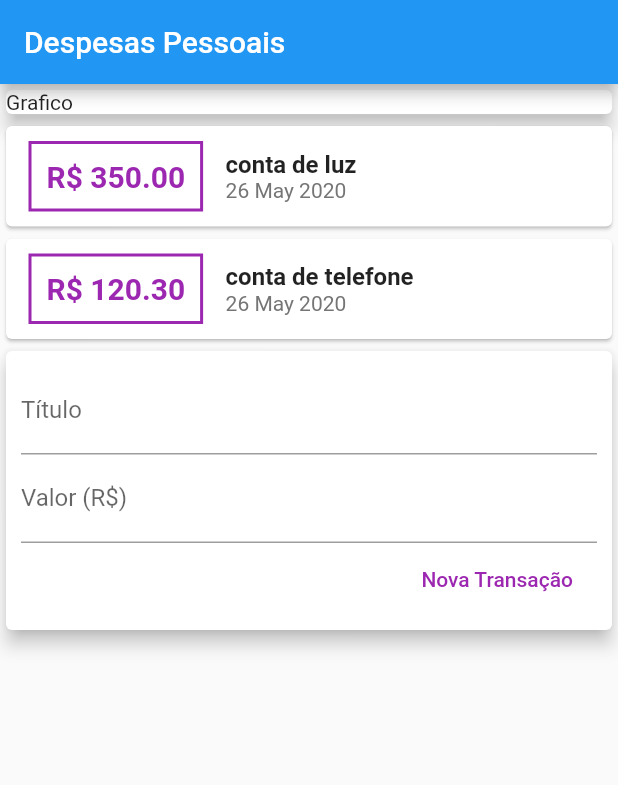
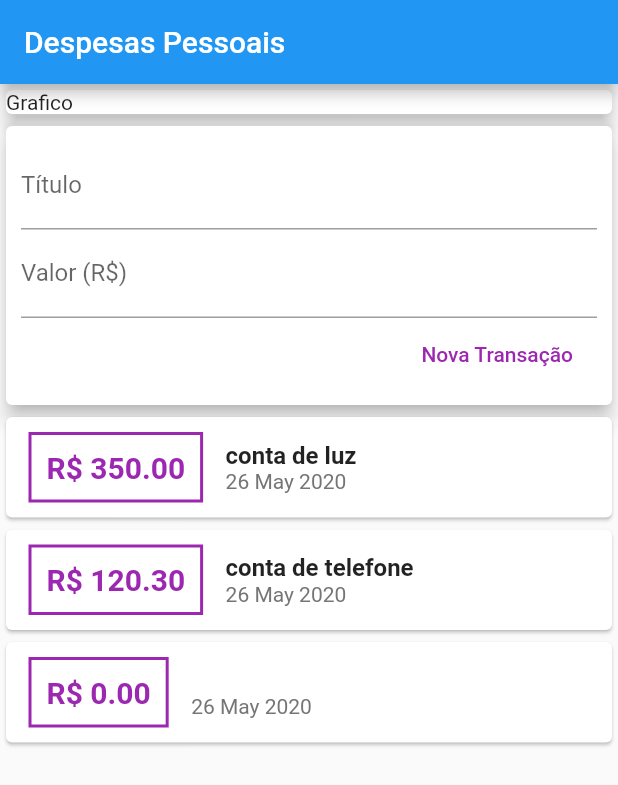
Before and after one commit to Jhonatan-Pereira/flutter_expenses, a Flutter app: the screen it shows after launch, after a tap on "Nova Transação", on a phone screen of 412 x 824 dp. Shown: the top 785 px of the screen. Run offline on Flutter 3.47's test engine with Material 2 defaults, Android fonts, the phone set to English and light mode, and no system bars.

Commit message:
ListView

```diff
--- a/lib/components/transaction_form.dart
+++ b/lib/components/transaction_form.dart
@@ -3,6 +3,10 @@ import 'package:flutter/material.dart';
 class TransactionForm extends StatelessWidget {
   final titleController = TextEditingController();
   final valueController = TextEditingController();
+
+  final void Function(String, double) onSubmit;
+
+  TransactionForm(this.onSubmit);
 
   @override
   Widget build(BuildContext context) {
@@ -31,8 +35,9 @@ class TransactionForm extends StatelessWidget {
                   child: Text('Nova Transação'),
                   textColor: Colors.purple,
                   onPressed: () {
-                    print(titleController.text);
-                    print(valueController.text);
+                    final title = titleController.text;
+                    final value = double.tryParse(valueController.text) ?? 0.0;
+                    onSubmit(title, value);
                   },
                 ),
               ],
--- a/lib/components/transaction_list.dart
+++ b/lib/components/transaction_list.dart
@@ -3,21 +3,23 @@ import 'package:flutter/material.dart';
 import 'package:intl/intl.dart';
 
 class TransactionList extends StatelessWidget {
-
   final List<Transaction> transactions;
 
   TransactionList(this.transactions);
 
   @override
   Widget build(BuildContext context) {
-    return Column(
-            children: transactions.map((tr) {
+    return Container(
+      height: 300,
+      child: ListView.builder(
+        itemCount: transactions.length,
+        itemBuilder: (ctx, index) {
+          final tr = transactions[index];
           return Card(
             child: Row(
               children: <Widget>[
                 Container(
-                      margin:
-                          EdgeInsets.symmetric(horizontal: 15, vertical: 10),
+                  margin: EdgeInsets.symmetric(horizontal: 15, vertical: 10),
                   decoration: BoxDecoration(
                       border: Border.all(
                     color: Colors.purple,
@@ -54,7 +56,8 @@ class TransactionList extends StatelessWidget {
               ],
             ),
           );
-            }).toList(),
+        },
+      ),
     );
   }
 }
--- a/lib/components/transaction_user.dart
+++ b/lib/components/transaction_user.dart
@@ -1,3 +1,4 @@
+import 'dart:math';
 import 'package:expenses/components/transaction_form.dart';
 import 'package:expenses/components/transaction_list.dart';
 import 'package:expenses/models/transaction.dart';
@@ -9,7 +10,6 @@ class TransactionUser extends StatefulWidget {
 }
 
 class _TransactionUserState extends State<TransactionUser> {
-
   final _transactions = [
     Transaction(
       id: 't1',
@@ -25,12 +25,25 @@ class _TransactionUserState extends State<TransactionUser> {
     ),
   ];
 
+  _addTransaction(String title, double value) {
+    final newTransaction = Transaction(
+      id: Random().nextDouble().toString(),
+      title: title,
+      value: value,
+      date: DateTime.now(),
+    );
+
+    setState(() {
+      _transactions.add(newTransaction);
+    });
+  }
+
   @override
   Widget build(BuildContext context) {
     return Column(
       children: <Widget>[
+        TransactionForm(_addTransaction),
         TransactionList(_transactions),
-        TransactionForm()
       ],
     );
   }
--- a/lib/main.dart
+++ b/lib/main.dart
@@ -11,14 +11,14 @@ class ExpensesApp extends StatelessWidget {
 }
 
 class MyHomePage extends StatelessWidget {
-
   @override
   Widget build(BuildContext context) {
     return Scaffold(
       appBar: AppBar(
         title: Text('Despesas Pessoais'),
       ),
-      body: Column(
+      body: SingleChildScrollView(
+        child: Column(
           crossAxisAlignment: CrossAxisAlignment.stretch,
           children: <Widget>[
             Container(
@@ -30,6 +30,7 @@ class MyHomePage extends StatelessWidget {
             TransactionUser(),
           ],
         ),
+      ),
     );
   }
 }
```
Lines whose indentation alone changed are shown as unchanged.
